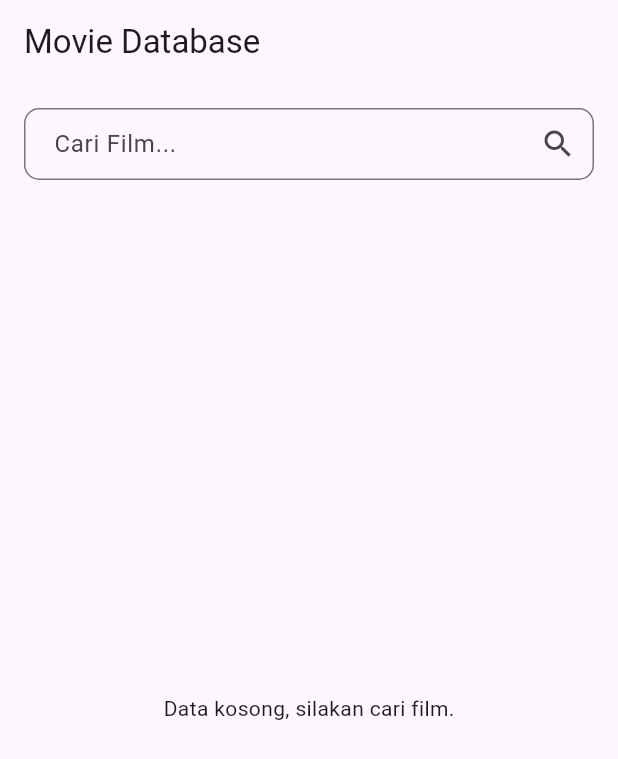
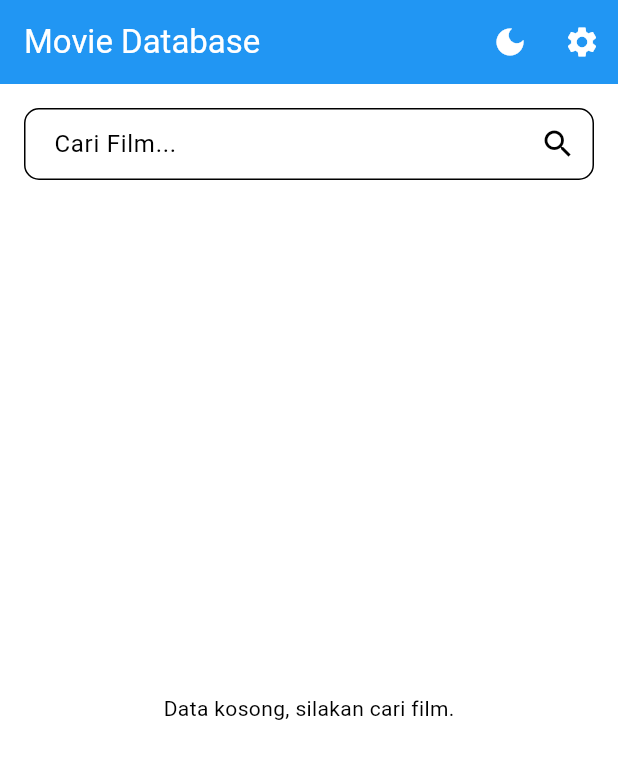
Before and after one commit to Diepsi/flutter-mvvm, a Flutter app: the screen it shows after launch, on a phone screen of 412 x 824 dp. Shown: the top 759 px of the screen. Run offline on Flutter 3.47's test engine with Material 3 defaults, Android fonts, the phone set to English and light mode, and no system bars; our stand-ins replace flutter_dotenv, get.

Commit message:
Initial commit proyek flutter

```diff
--- /dev/null
+++ b/lib/core/themes/app_theme.dart
@@ -0,0 +1,43 @@
+import 'package:flutter/material.dart';
+
+class AppTheme {
+  // Tema Terang
+  static final ThemeData lightTheme = ThemeData(
+    brightness: Brightness.light,
+    primaryColor: Colors.blue,
+    colorScheme: ColorScheme.light(
+      primary: Colors.blue,
+      secondary: Colors.redAccent,
+      surface: Colors.white, // Menggantikan background yang deprecated
+      onSurface: Colors.black,
+    ),
+    appBarTheme: const AppBarTheme(
+      backgroundColor: Colors.blue,
+      foregroundColor: Colors.white,
+      elevation: 0,
+    ),
+    floatingActionButtonTheme: const FloatingActionButtonThemeData(
+      backgroundColor: Colors.redAccent,
+    ),
+  );
+
+  // Tema Gelap
+  static final ThemeData darkTheme = ThemeData(
+    brightness: Brightness.dark,
+    primaryColor: Colors.teal,
+    colorScheme: ColorScheme.dark(
+      primary: Colors.teal,
+      secondary: Colors.lightGreenAccent,
+      surface: Colors.black, // Menggantikan background yang deprecated
+      onSurface: Colors.white,
+    ),
+    appBarTheme: AppBarTheme(
+      backgroundColor: Colors.grey[900],
+      foregroundColor: Colors.white,
+      elevation: 0,
+    ),
+    floatingActionButtonTheme: const FloatingActionButtonThemeData(
+      backgroundColor: Colors.lightGreenAccent,
+    ),
+  );
+}
--- a/lib/main.dart
+++ b/lib/main.dart
@@ -4,6 +4,9 @@ import 'package:get/get.dart'; // Perbaikan: Menggunakan import standar GetX
 // Tambahan Wajib: Import file routing
 import 'package:flutter_mvvm/routes/app_pages.dart';
 import 'package:flutter_mvvm/routes/app_routes.dart';
+
+// Import file tema yang baru
+import 'package:flutter_mvvm/core/themes/app_theme.dart';
 
 void main() async {
   WidgetsFlutterBinding.ensureInitialized();
@@ -19,6 +22,12 @@ class MyApp extends StatelessWidget {
     return GetMaterialApp(
       debugShowCheckedModeBanner: false,
 
+      // --- KONFIGURASI TEMA UNTUK DARK/LIGHT MODE ---
+      theme: AppTheme.lightTheme,    // Tema default (mode terang)
+      darkTheme: AppTheme.darkTheme,  // Tema untuk mode gelap
+      themeMode: ThemeMode.system,    // Mengikuti pengaturan tema OS/perangkat
+      // ----------------------------------------------
+
       initialRoute: Routes.home,
       getPages: AppPages.routes,
     );
--- a/lib/routes/app_pages.dart
+++ b/lib/routes/app_pages.dart
@@ -6,6 +6,9 @@ import 'package:flutter_mvvm/views/movie_detail_view.dart';
 import 'package:get/get.dart';
 import 'package:flutter_mvvm/views/movie_view.dart';
 import 'package:flutter_mvvm/routes/app_routes.dart';
+// Tambah Import
+import 'package:flutter_mvvm/views/settings_view.dart';
+import 'package:flutter_mvvm/view_models/settings_controller.dart';
 
 class AppPages {
 
@@ -14,10 +17,8 @@ class AppPages {
       name: Routes.home,
       page: () => MovieView(),
       binding: BindingsBuilder(() {
-        // Services (Di-inject agar bisa diakses oleh rute lain)
+        // Services/Repositories lama...
         Get.lazyPut(() => OmdbServices());
-
-        // Repositories (Di-inject agar bisa diakses oleh rute lain)
         Get.lazyPut(
           () => MovieRepository(
             omdbService: Get.find<OmdbServices>(),
@@ -30,22 +31,32 @@ class AppPages {
             repository: Get.find<MovieRepository>(),
           ),
         );
+
+        // --- FIX: Inisialisasi SettingsController di sini agar selalu siap di MovieView ---
+        Get.lazyPut<SettingsController>(
+          () => SettingsController(),
+        );
+        // --------------------------------------------------------------------------------
       }),
-    ), // Perbaikan: Tambahkan koma di sini
+    ),
 
-    // Perbaikan: Ganti { menjadi GetPage( dan sintaks lainnya
     GetPage(
-      name: Routes.detail, // Asumsi Anda menggunakan konvensi huruf kapital untuk konstanta
+      name: Routes.detail,
       page: () => MovieDetailView(),
       binding: BindingsBuilder(() {
-        // MovieDetailController hanya perlu MovieRepository yang sudah di-inject di atas
         Get.lazyPut(
           () => MovieDetailController(
-            // Perbaikan: Sintaks Get.find yang benar
             repository: Get.find<MovieRepository>(),
           ),
         );
       }),
     ),
+
+    // --- Rute Settings: Tidak perlu inisialisasi lagi, cukup panggil instance yang sudah ada ---
+    GetPage(
+      name: Routes.settings,
+      page: () => const SettingsView(),
+      binding: BindingsBuilder(() {}), // Binding kosong
+    ),
   ];
 }
--- a/lib/routes/app_routes.dart
+++ b/lib/routes/app_routes.dart
@@ -1,4 +1,6 @@
 abstract class Routes {
+  Routes._();
   static const home = '/';
   static const detail = '/detail';
+  static const settings = '/settings'; // TAMBAHAN
 }
--- a/lib/views/movie_view.dart
+++ b/lib/views/movie_view.dart
@@ -2,6 +2,9 @@ import 'package:flutter/material.dart';
 import 'package:flutter_mvvm/routes/app_routes.dart';
 import 'package:get/get.dart';
 import 'package:flutter_mvvm/view_models/movie_controller.dart';
+// --- Wajib: Import Settings Controller ---
+import 'package:flutter_mvvm/view_models/settings_controller.dart';
+// ----------------------------------------
 
 class MovieView extends GetView<MovieController> {
   final TextEditingController searchController = TextEditingController();
@@ -10,8 +13,37 @@ class MovieView extends GetView<MovieController> {
 
   @override
   Widget build(BuildContext context) {
+    // FIX: Ambil instance SettingsController yang sudah diinisialisasi
+    // Asumsi: SettingsController sudah diinisialisasi di app_pages.dart (Routes.home binding)
+    final settingsController = Get.find<SettingsController>();
+
     return Scaffold(
-      appBar: AppBar(title: Text("Movie Database")),
+      appBar: AppBar(
+        title: Text("Movie Database"),
+        actions: [
+          // --- TOMBOL TOGGLE TEMA SEKALI KLIK ---
+          Obx(() => IconButton(
+            // Ganti ikon: Jika Dark, tampilkan LightMode (matahari). Jika Light, tampilkan DarkMode (bulan).
+            icon: Icon(
+              settingsController.isDark.value
+                ? Icons.light_mode
+                : Icons.dark_mode,
+            ),
+            onPressed: () {
+              settingsController.toggleTheme(); // Panggil fungsi toggle
+            },
+          )),
+          // ------------------------------------
+
+          // Tombol Settings (Masih ada, untuk navigasi ke pengaturan lainnya jika perlu)
+          IconButton(
+            icon: Icon(Icons.settings),
+            onPressed: () {
+              Get.toNamed(Routes.settings);
+            },
+          ),
+        ],
+      ),
       body: Padding(
         padding: const EdgeInsets.all(16.0),
         child: Column(
@@ -50,10 +82,10 @@ class MovieView extends GetView<MovieController> {
 
                 return GridView.builder(
                   gridDelegate: SliverGridDelegateWithFixedCrossAxisCount(
-                    crossAxisCount: 2, // Jumlah kolom (2 kolom ke samping)
-                    crossAxisSpacing: 12, // Jarak horizontal antar item
-                    mainAxisSpacing: 12, // Jarak vertikal antar item
-                    childAspectRatio: 0.65, // Rasio tinggi:lebar (makin kecil makin tinggi card-nya)
+                    crossAxisCount: 2,
+                    crossAxisSpacing: 12,
+                    mainAxisSpacing: 12,
+                    childAspectRatio: 0.65,
                   ),
                   itemCount: controller.movieList.length,
                   itemBuilder: (context, index) {
@@ -61,7 +93,6 @@ class MovieView extends GetView<MovieController> {
 
                     return GestureDetector(
                       onTap: () {
-                        // Navigasi ke Detail
                         Get.toNamed(Routes.detail, arguments: movie.imdbID);
                       },
                       child: Card(
@@ -72,13 +103,12 @@ class MovieView extends GetView<MovieController> {
                         child: Column(
                           crossAxisAlignment: CrossAxisAlignment.stretch,
                           children: [
-                            // 1. Bagian Gambar (Expanded agar mengisi sisa ruang atas)
                             Expanded(
                               child: ClipRRect(
                                 borderRadius: BorderRadius.vertical(top: Radius.circular(12)),
                                 child: Image.network(
                                   movie.poster,
-                                  fit: BoxFit.cover, // Gambar full memenuhi area
+                                  fit: BoxFit.cover,
                                   errorBuilder: (ctx, error, stack) => Container(
                                     color: Colors.grey[300],
                                     child: Center(
@@ -93,7 +123,6 @@ class MovieView extends GetView<MovieController> {
                               ),
                             ),
 
-                            // 2. Bagian Teks (Judul & Tahun)
                             Padding(
                               padding: const EdgeInsets.all(8.0),
                               child: Column(
@@ -101,8 +130,8 @@ class MovieView extends GetView<MovieController> {
                                 children: [
                                   Text(
                                     movie.title,
-                                    maxLines: 2, // Maksimal 2 baris
-                                    overflow: TextOverflow.ellipsis, // ... jika kepanjangan
+                                    maxLines: 2,
+                                    overflow: TextOverflow.ellipsis,
                                     style: TextStyle(
                                       fontWeight: FontWeight.bold,
                                       fontSize: 14,
```
Also changed, not shown: lib/view_models/settings_controller.dart (added, +42 -0 lines), lib/views/settings_view.dart (added, +52 -0 lines).
